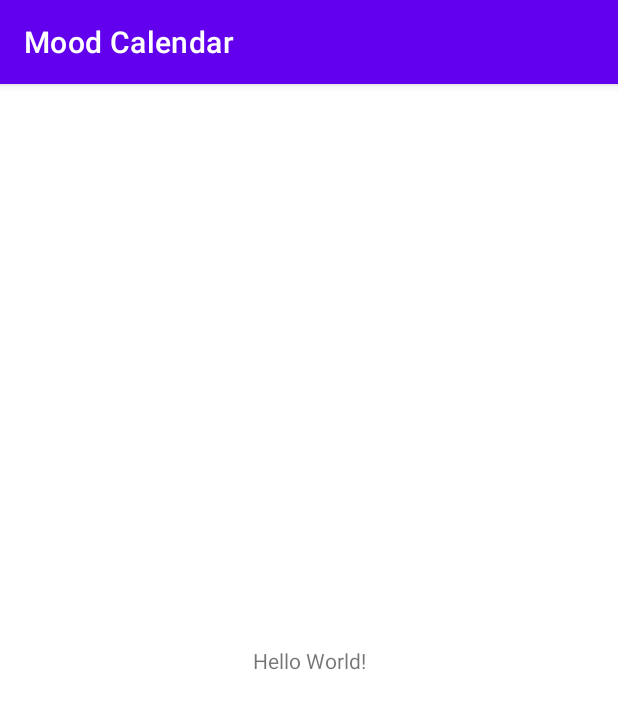
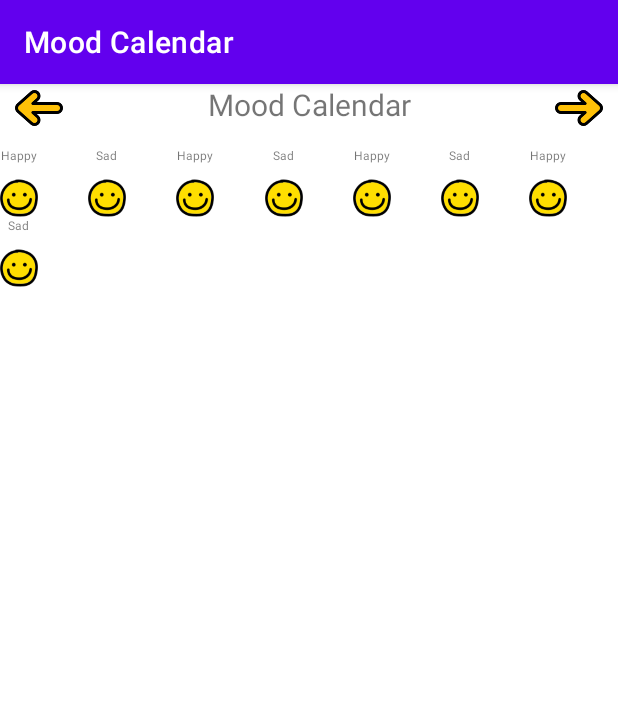
Before and after one commit to rodrigonovoas/mood-calendar-app-android, an Android app: the screen it shows after launch (MainActivity), on a phone screen of 412 x 824 dp. Shown: the top 709 px of the screen. Run offline under Robolectric (Android 15) with nearby library versions, the phone set to English and light mode, and no system bars.

Commit message:
basic calendar setup

```diff
--- /dev/null
+++ b/app/src/main/java/com/rodrigonovoa/moodcalendar/CalendarAdapter.kt
@@ -0,0 +1,35 @@
+package com.rodrigonovoa.moodcalendar
+
+import android.view.LayoutInflater
+import android.view.View
+import android.view.ViewGroup
+import android.widget.ImageView
+import android.widget.TextView
+import androidx.recyclerview.widget.RecyclerView
+
+class CalendarAdapter(private val moodList: List<String>) : RecyclerView.Adapter<CalendarAdapter.ViewHolder>()
+{
+
+    var onMoodClick: ((String) -> Unit)? = null
+
+    override fun onCreateViewHolder(parent: ViewGroup, viewType: Int): ViewHolder {
+        val view = LayoutInflater.from(parent.context)
+            .inflate(R.layout.item_calendar_mood, parent, false)
+        return ViewHolder(view)
+    }
+
+    override fun onBindViewHolder(holder: ViewHolder, position: Int) {
+        val item = moodList[position]
+        val context = holder.ivMood.context
+        holder.tvMood.text = item
+    }
+
+    override fun getItemCount(): Int {
+        return moodList.size
+    }
+
+    class ViewHolder(ItemView: View) : RecyclerView.ViewHolder(ItemView) {
+        val ivMood: ImageView = itemView.findViewById(R.id.imv_mood)
+        val tvMood: TextView = itemView.findViewById(R.id.tv_mood)
+    }
+}
--- a/app/src/main/java/com/rodrigonovoa/moodcalendar/MainActivity.kt
+++ b/app/src/main/java/com/rodrigonovoa/moodcalendar/MainActivity.kt
@@ -1,11 +1,21 @@
 package com.rodrigonovoa.moodcalendar
 
+import android.os.Bundle
 import androidx.appcompat.app.AppCompatActivity
-import android.os.Bundle
+import androidx.recyclerview.widget.GridLayoutManager
+import androidx.recyclerview.widget.RecyclerView
+import androidx.recyclerview.widget.RecyclerView.LayoutManager
+import java.util.Calendar
 
 class MainActivity : AppCompatActivity() {
     override fun onCreate(savedInstanceState: Bundle?) {
         super.onCreate(savedInstanceState)
         setContentView(R.layout.activity_main)
+
+        val moods = listOf<String>("Happy", "Sad", "Happy", "Sad", "Happy", "Sad", "Happy", "Sad")
+        val adapter = CalendarAdapter(moods)
+        val rcMoods = findViewById<RecyclerView>(R.id.rc_moods)
+        rcMoods.layoutManager = GridLayoutManager(this@MainActivity, 7)
+        rcMoods.adapter = adapter
     }
 }
--- a/app/src/main/res/layout/activity_main.xml
+++ b/app/src/main/res/layout/activity_main.xml
@@ -1,18 +1,47 @@
 <?xml version="1.0" encoding="utf-8"?>
-<androidx.constraintlayout.widget.ConstraintLayout xmlns:android="http://schemas.android.com/apk/res/android"
+<RelativeLayout xmlns:android="http://schemas.android.com/apk/res/android"
     xmlns:app="http://schemas.android.com/apk/res-auto"
     xmlns:tools="http://schemas.android.com/tools"
     android:layout_width="match_parent"
     android:layout_height="match_parent"
     tools:context=".MainActivity">
 
-    <TextView
-        android:layout_width="wrap_content"
+    <LinearLayout
+        android:id="@+id/toolbar"
+        android:layout_width="match_parent"
         android:layout_height="wrap_content"
-        android:text="Hello World!"
-        app:layout_constraintBottom_toBottomOf="parent"
-        app:layout_constraintEnd_toEndOf="parent"
-        app:layout_constraintStart_toStartOf="parent"
-        app:layout_constraintTop_toTopOf="parent" />
+        android:orientation="horizontal" >
 
-</androidx.constraintlayout.widget.ConstraintLayout>
+        <ImageView
+            android:layout_width="32dp"
+            android:layout_height="32dp"
+            android:layout_marginLeft="10dp"
+            android:scaleX="-1"
+            android:src="@drawable/right_arrow" />
+
+        <TextView
+            android:id="@+id/tv_title"
+            android:layout_width="match_parent"
+            android:layout_height="wrap_content"
+            android:textAlignment="center"
+            android:text="Mood Calendar"
+            android:textSize="20dp"
+            android:layout_alignParentTop="true"
+            android:layout_weight="1"/>
+
+        <ImageView
+            android:layout_width="32dp"
+            android:layout_height="32dp"
+            android:layout_marginRight="10dp"
+            android:src="@drawable/right_arrow"/>
+
+    </LinearLayout>
+
+    <androidx.recyclerview.widget.RecyclerView
+        android:id="@+id/rc_moods"
+        android:layout_width="match_parent"
+        android:layout_height="match_parent"
+        android:layout_marginTop="10dp"
+        android:layout_below="@+id/toolbar" />
+
+</RelativeLayout>
--- /dev/null
+++ b/app/src/main/res/layout/item_calendar_mood.xml
@@ -0,0 +1,22 @@
+<?xml version="1.0" encoding="utf-8"?>
+<LinearLayout xmlns:android="http://schemas.android.com/apk/res/android"
+    android:layout_width="wrap_content"
+    android:layout_height="wrap_content"
+    android:gravity="center"
+    android:orientation="vertical">
+
+    <TextView
+        android:id="@+id/tv_mood"
+        android:layout_width="wrap_content"
+        android:layout_height="wrap_content"
+        android:textSize="8dp"
+        android:text="test" />
+
+    <ImageView
+        android:id="@+id/imv_mood"
+        android:layout_width="25dp"
+        android:layout_height="25dp"
+        android:layout_marginTop="10dp"
+        android:src="@drawable/ic_happy_mood"/>
+
+</LinearLayout>
```
Also changed, not shown: app/src/main/res/drawable/ic_happy_mood.png (added), app/src/main/res/drawable/right_arrow.png (added).
